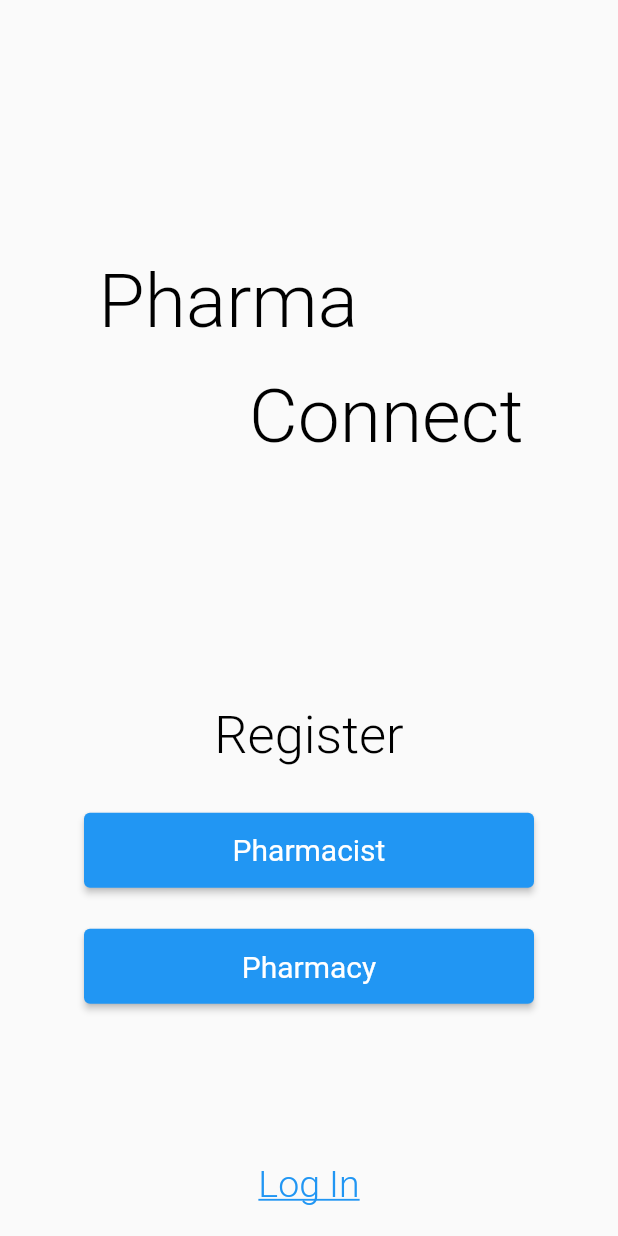
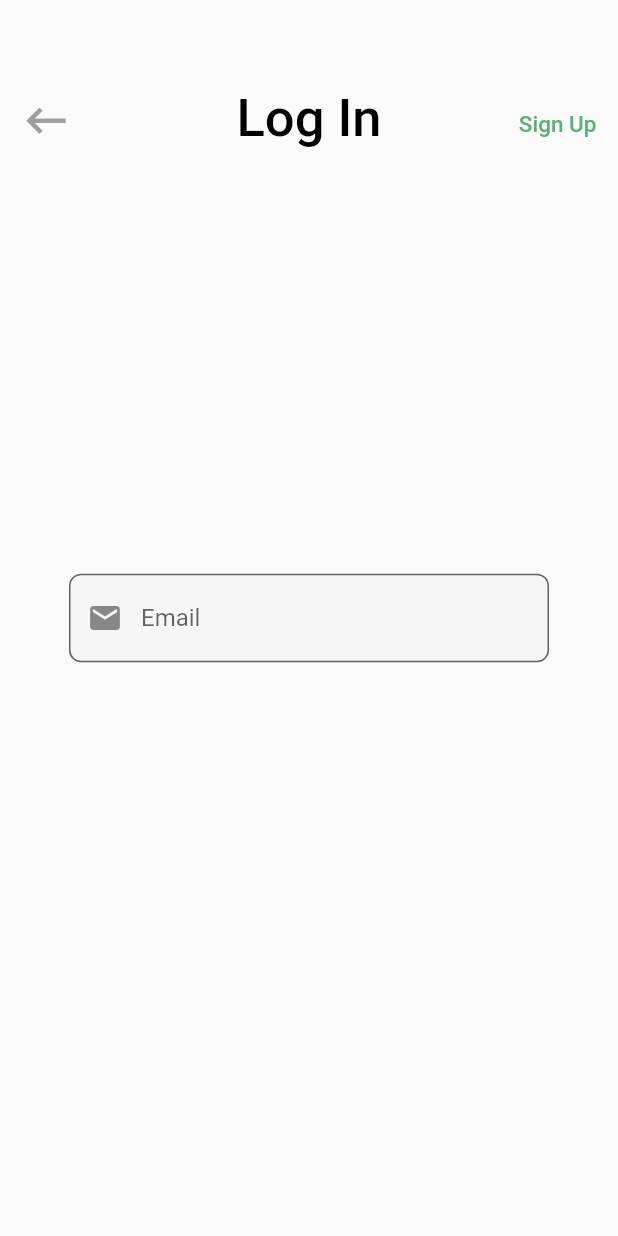
Before and after one commit to sgarg15/ConnectPharma, a Flutter app: the screen it shows after launch, after a tap on "Log In", on a phone screen of 412 x 824 dp. Run offline on Flutter 3.47's test engine with Material 2 defaults, Android fonts, the phone set to English and light mode, and no system bars.

Commit message:
Working on Log In Screen :construction:

```diff
--- /dev/null
+++ b/lib/loginpage.dart
@@ -0,0 +1,76 @@
+import 'package:flutter/material.dart';
+
+class LogInPage extends StatelessWidget {
+  @override
+  Widget build(BuildContext context) {
+    return Scaffold(
+      body: Container(
+        child: Stack(
+          alignment: Alignment.center,
+          children: <Widget>[
+            //Log In Text
+            Container(
+              alignment: Alignment(0, -0.85),
+              child: RichText(
+                text: TextSpan(
+                  text: "Log In",
+                  style: TextStyle(
+                      fontWeight: FontWeight.w500,
+                      fontSize: 35.0,
+                      color: Colors.black),
+                ),
+              ),
+            ),
+            //Back Arrow Icon
+            Container(
+              alignment: Alignment(-0.93, -0.84),
+              child: GestureDetector(
+                child: Icon(Icons.keyboard_backspace,
+                    size: 35.0, color: Colors.grey),
+                onTap: () {
+                  Navigator.pop(context);
+                },
+              ),
+            ),
+            //Sign Up Text
+            Container(
+              alignment: Alignment(0.92, -0.817),
+              child: GestureDetector(
+                onTap: () {
+                  //Go to Sign Up Page
+                },
+                child: RichText(
+                  text: TextSpan(
+                    text: "Sign Up",
+                    style: TextStyle(
+                        fontWeight: FontWeight.w500,
+                        fontSize: 15.0,
+                        color: Color(0xFF5DB075)),
+                  ),
+                ),
+              ),
+            ),
+            Container(
+              width: 320,
+              alignment: Alignment(0, 0),
+              child: TextField(
+                keyboardType: TextInputType.emailAddress,
+                decoration: InputDecoration(
+                    filled: true,
+                    fillColor: Color(0xFFF6F6F6),
+                    border: OutlineInputBorder(
+                        borderRadius: BorderRadius.circular(8),
+                        borderSide: BorderSide(color: Colors.red)),
+                    hintText: 'Email',
+                    prefixIcon: Icon(
+                      Icons.email,
+                      color: Colors.black45,
+                    )),
+              ),
+            ),
+          ],
+        ),
+      ),
+    );
+  }
+}
--- a/lib/main.dart
+++ b/lib/main.dart
@@ -1,4 +1,5 @@
 import 'package:flutter/material.dart';
+import 'loginpage.dart';
 
 void main() {
   runApp(MaterialApp(
@@ -79,6 +80,10 @@ class _PharmaConnectState extends State<PharmaConnect> {
                 ),
                 onTap: () {
                   //Push to Login Screen
+                  Navigator.push(
+                    context,
+                    MaterialPageRoute(builder: (context) => LogInPage()),
+                  );
                 },
               ),
             ),
```
